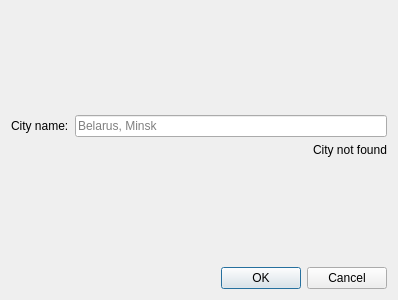
This is src/settingsdialog.ui in SidBroGG/weather-2 as Qt 5 draws it before an edit. The edited form follows.
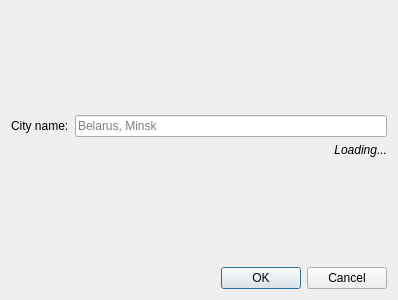
This is the edited form.

Commit message: Added city checking

The edit to the form file:
```diff
--- a/src/settingsdialog.ui
+++ b/src/settingsdialog.ui
@@ -46,9 +46,17 @@
     </layout>
    </item>
    <item>
-    <widget class="QLabel" name="label_2">
+    <widget class="QLabel" name="successLabel">
+     <property name="font">
+      <font>
+       <italic>true</italic>
+      </font>
+     </property>
+     <property name="styleSheet">
+      <string notr="true"/>
+     </property>
      <property name="text">
-      <string>City not found</string>
+      <string>Loading...</string>
      </property>
      <property name="alignment">
       <set>Qt::AlignmentFlag::AlignRight|Qt::AlignmentFlag::AlignTrailing|Qt::AlignmentFlag::AlignVCenter</set>
```
The commit also changes 3 other files.
